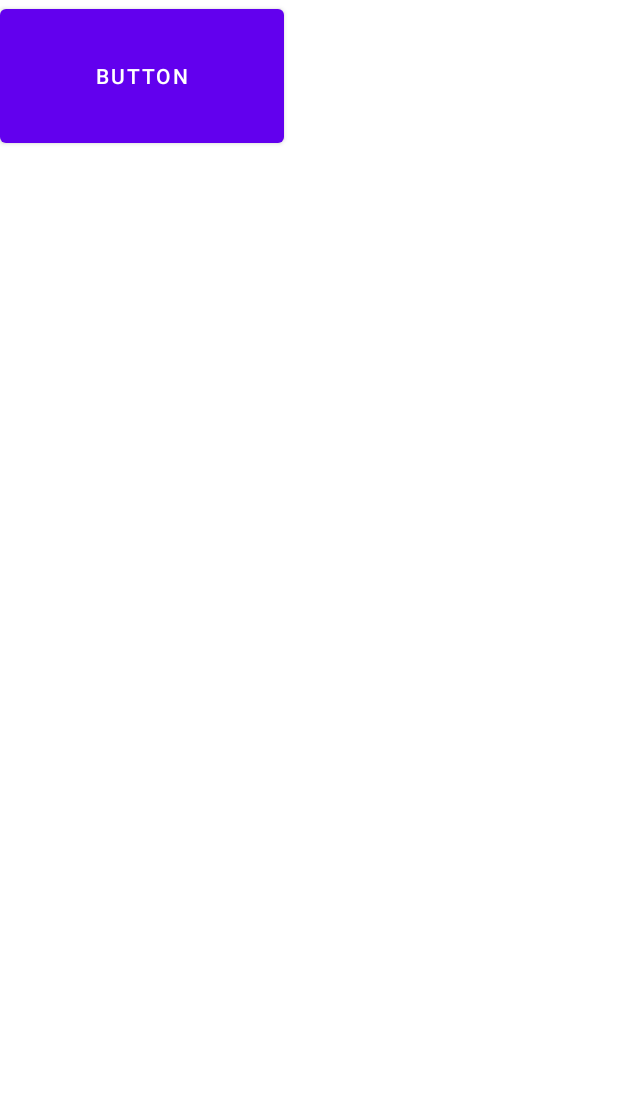
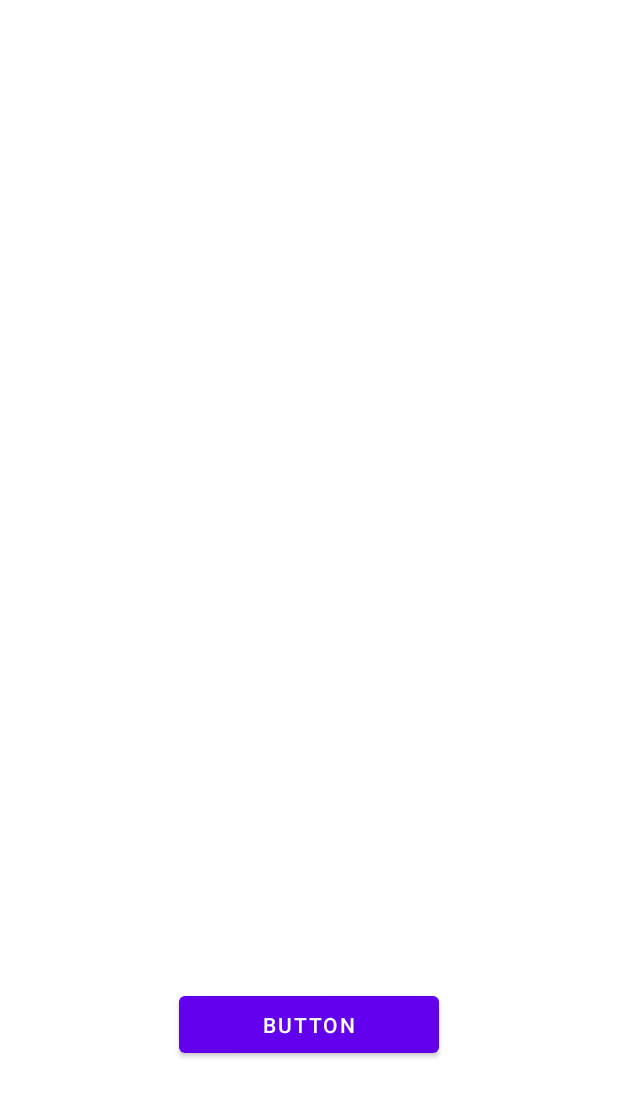
Before and after one commit to WeMakeCafe/app, an Android app: the layout fragment_review.xml on its own in the app's theme, with its tools: preview values and no code run, on a phone screen of 412 x 824 dp. Shown: the top 1097 px of the screen. Run offline under Robolectric (Android 15) with nearby library versions, the phone set to English and light mode, and no system bars.

Commit message:
button size down

```diff
--- a/app/src/main/res/layout/fragment_review.xml
+++ b/app/src/main/res/layout/fragment_review.xml
@@ -8,9 +8,13 @@
 
     <Button
         android:id="@+id/button"
-        android:layout_width="189dp"
-        android:layout_height="101dp"
+        android:layout_width="173dp"
+        android:layout_height="50dp"
         android:text="Button"
-        tools:layout_editor_absoluteX="101dp"
-        tools:layout_editor_absoluteY="175dp" />
+        app:layout_constraintBottom_toBottomOf="parent"
+        app:layout_constraintEnd_toEndOf="parent"
+        app:layout_constraintStart_toStartOf="parent"
+        app:layout_constraintTop_toTopOf="parent"
+        app:layout_constraintVertical_bias="0.85" />
+
 </androidx.constraintlayout.widget.ConstraintLayout>
```
